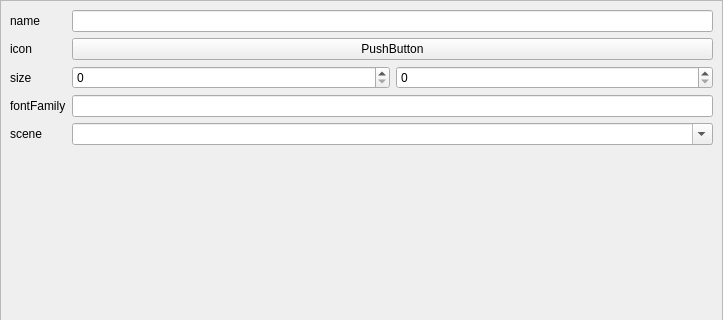
h13i32maru/navyjs-legacy2, file creator/src/n_config_app_widget.ui: the form before one commit; both pictures show x 0 to 723 and y 0 to 320 of the 723 by 480 pixel window.
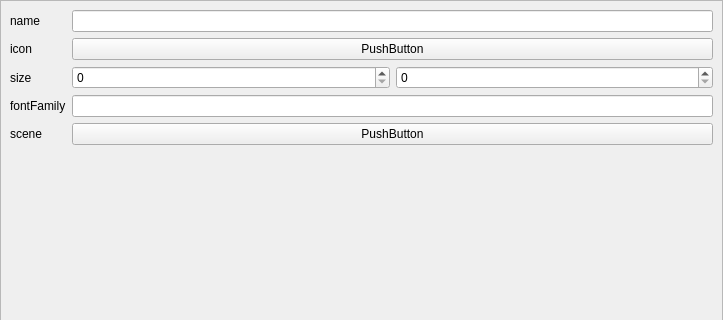
The form after the commit. Custom widgets are drawn as their Qt base class.

Commit message: app.jsonのNTextListSelector対応.

Diff of the .ui file:
```diff
--- a/creator/src/n_config_app_widget.ui
+++ b/creator/src/n_config_app_widget.ui
@@ -66,19 +66,6 @@
       <item row="0" column="1" colspan="2">
        <widget class="QLineEdit" name="appName"/>
       </item>
-      <item row="4" column="1" colspan="2">
-       <widget class="NComboBox" name="appStartScene">
-        <property name="sizePolicy">
-         <sizepolicy hsizetype="Expanding" vsizetype="Fixed">
-          <horstretch>0</horstretch>
-          <verstretch>0</verstretch>
-         </sizepolicy>
-        </property>
-        <property name="editable">
-         <bool>true</bool>
-        </property>
-       </widget>
-      </item>
       <item row="3" column="1" colspan="2">
        <widget class="QLineEdit" name="appFontFamily"/>
       </item>
@@ -150,17 +137,19 @@
         </property>
        </widget>
       </item>
+      <item row="4" column="1" colspan="2">
+       <widget class="NTextListSelector" name="appStartScene">
+        <property name="text">
+         <string>PushButton</string>
+        </property>
+       </widget>
+      </item>
      </layout>
     </widget>
    </item>
   </layout>
  </widget>
  <customwidgets>
-  <customwidget>
-   <class>NComboBox</class>
-   <extends>QComboBox</extends>
-   <header>extend/n_combo_box.h</header>
-  </customwidget>
   <customwidget>
    <class>NTextListSelector</class>
    <extends>QPushButton</extends>
```
The commit also changes 4 other files.
